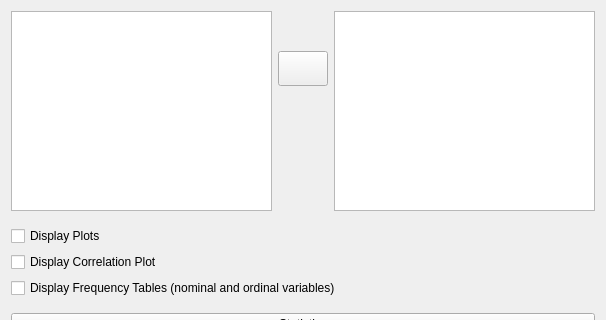
Above: JASP-Desktop/analysisforms/descriptivesform.ui from jasp-stats/jasp-desktop before the change; both pictures show x 0 to 606 and y 0 to 320 of the 606 by 1276 pixel window. Below: the same form after it.
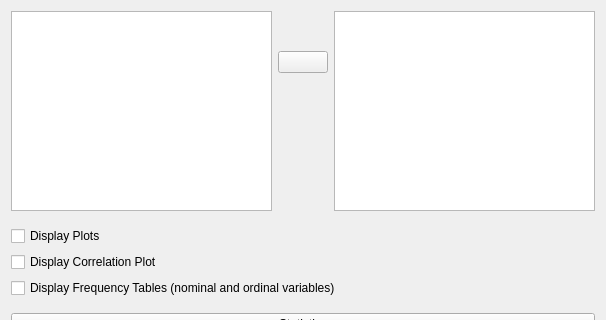
That is the form after the change. Custom widgets are drawn as their Qt base class.

```diff
--- a/JASP-Desktop/analysisforms/descriptivesform.ui
+++ b/JASP-Desktop/analysisforms/descriptivesform.ui
@@ -111,13 +111,13 @@
            <property name="minimumSize">
             <size>
              <width>50</width>
-             <height>35</height>
+             <height>0</height>
             </size>
            </property>
            <property name="maximumSize">
             <size>
              <width>50</width>
-             <height>35</height>
+             <height>16777215</height>
             </size>
            </property>
            <property name="text">
```
